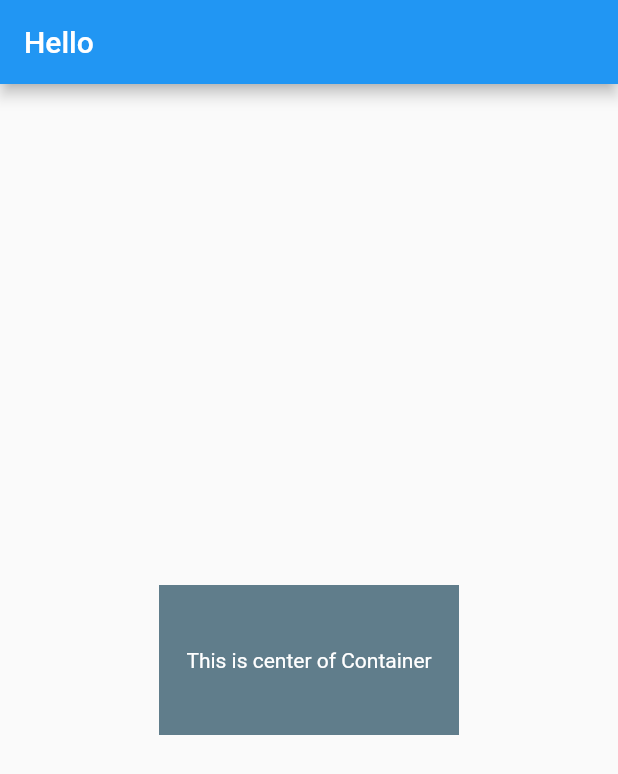
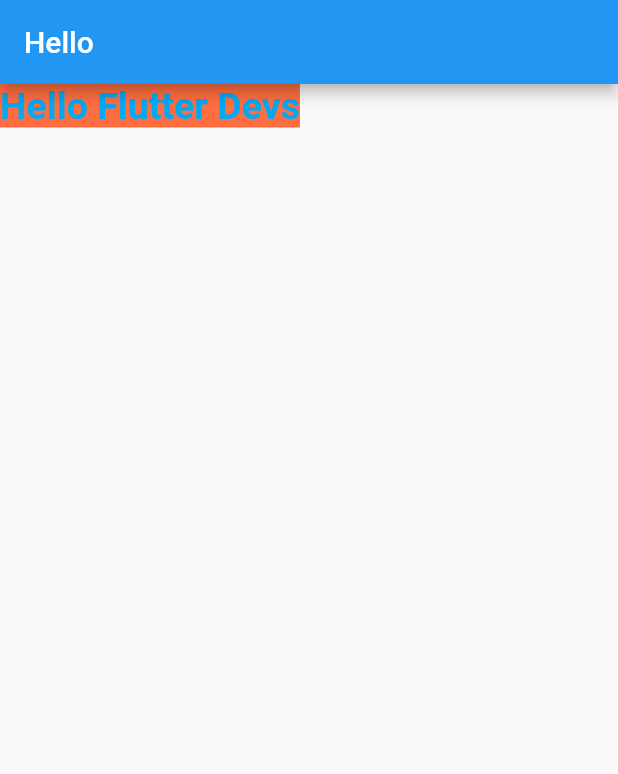
Before and after one commit to KevinBharat/Myflutter, a Flutter app: the screen it shows after launch, on a phone screen of 412 x 824 dp. Shown: the top 774 px of the screen. Run offline on Flutter 3.47's test engine with Material 2 defaults, Android fonts, the phone set to English and light mode, and no system bars.

```diff
--- a/lib/main.dart
+++ b/lib/main.dart
@@ -34,18 +34,14 @@ class _MyHomePageState extends State<MyHomePage> {
         appBar: AppBar(
           title: Text("Hello"),
         ),
-        body: Center(
-          child: Container(
-            width: 200,
-            height: 100,
-            color: Colors.blueGrey,
-            child: Center(
-              child: Text(
-                'This is center of Container',
-                style: TextStyle(color: Colors.white),
-              ),
-            ),
-          ),
+        // ignore: prefer_const_constructors
+        body: Text(
+          'Hello Flutter Devs',
+          style: TextStyle(
+              fontSize: 25,
+              color: Colors.lightBlue,
+              fontWeight: FontWeight.bold,
+              backgroundColor: Colors.deepOrangeAccent),
         ));
   }
 }
```
